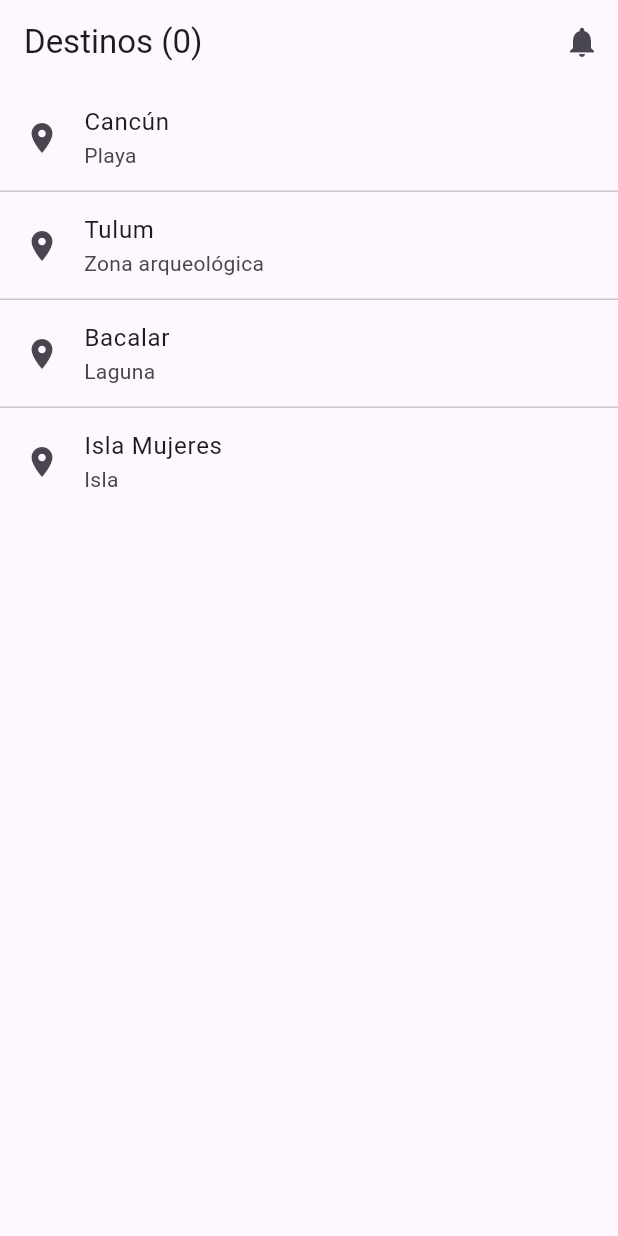
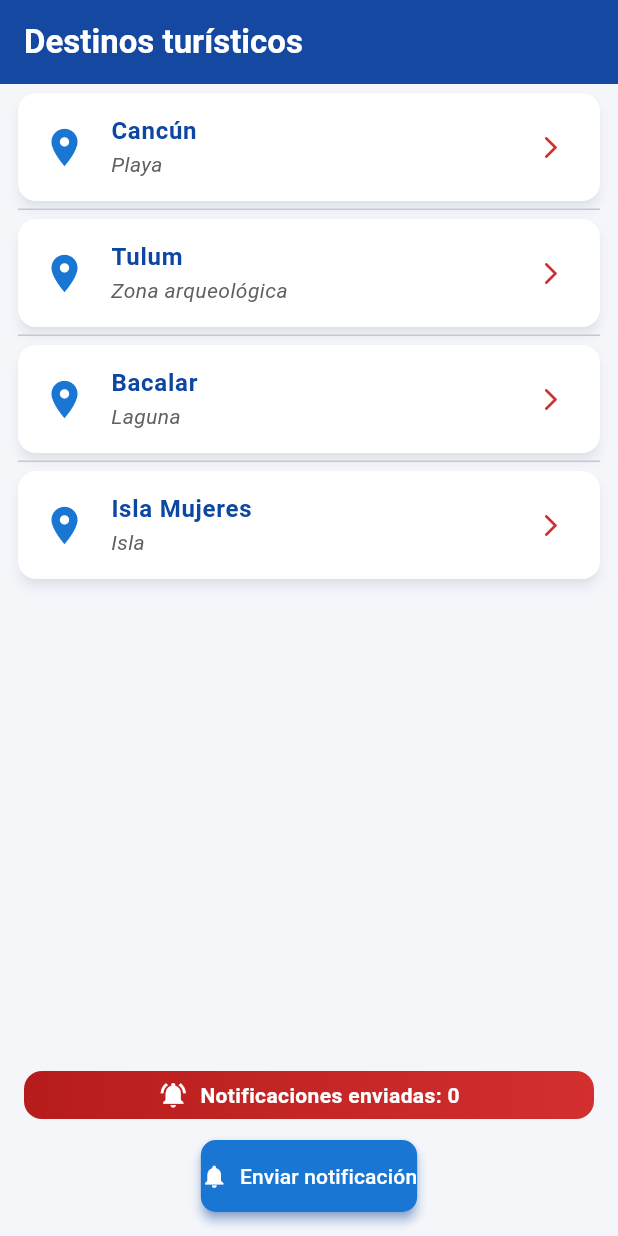
Before and after one commit to Eveyas/turismo_notificaciones, a Flutter app: the screen it shows after launch, on a phone screen of 412 x 824 dp. Run offline on Flutter 3.47's test engine with Material 3 defaults, Android fonts, the phone set to English and light mode, and no system bars; our stand-ins replace flutter_local_notifications, flutter_riverpod, permission_handler.

Commit message:
Se agregan las notificaciones locales

```diff
--- a/lib/app.dart
+++ b/lib/app.dart
@@ -1,5 +1,5 @@
 import 'package:flutter/material.dart';
-import 'features/home/pages/home_page.dart';
+import 'features/pages/home_page.dart';
 
 class TurismoApp extends StatelessWidget {
   const TurismoApp({super.key});
--- a/lib/core/notifications/notification_service.dart
+++ b/lib/core/notifications/notification_service.dart
@@ -1,48 +1,88 @@
+import 'dart:io';
 import 'package:flutter_local_notifications/flutter_local_notifications.dart';
+import 'package:permission_handler/permission_handler.dart';
 
+//Variables de las notificaciones del sistema
 class NotificationService {
-  final FlutterLocalNotificationsPlugin _local =
+  static final FlutterLocalNotificationsPlugin _notificationsPlugin =
       FlutterLocalNotificationsPlugin();
 
-  Future<void> init() async {
-    const androidInit = AndroidInitializationSettings('@mipmap/ic_launcher');
-    const iosInit = DarwinInitializationSettings();
-    const settings = InitializationSettings(android: androidInit, iOS: iosInit);
+  static Future<void> initialize() async {
+    //configuración para inicializar en android
+    const AndroidInitializationSettings initializationSettingsAndroid =
+        AndroidInitializationSettings('@mipmap/ic_launcher');
 
-    await _local.initialize(settings);
+    //configuracion para Ios
+    const DarwinInitializationSettings initializationSettingsDarwin =
+        DarwinInitializationSettings(
+          requestAlertPermission: true,
+          requestBadgePermission: true,
+          requestSoundPermission: true,
+        );
 
-    const channel = AndroidNotificationChannel(
+    //Inicializa el sistema
+    const InitializationSettings initializationSettings =
+        InitializationSettings(
+          android: initializationSettingsAndroid,
+          iOS: initializationSettingsDarwin,
+        );
+
+    await _notificationsPlugin.initialize(initializationSettings);
+
+    // canal de notificaciones en android
+    const AndroidNotificationChannel channel = AndroidNotificationChannel(
       'default_channel',
       'General',
       description: 'Canal de notificaciones generales',
       importance: Importance.high,
     );
 
-    await _local
+    final androidImplementation = _notificationsPlugin
         .resolvePlatformSpecificImplementation<
           AndroidFlutterLocalNotificationsPlugin
-        >()
-        ?.createNotificationChannel(channel);
+        >();
+
+    await androidImplementation?.createNotificationChannel(channel);
+
+    //solicitud de permiso para android (para poder enviar notificaciones locales)
+    if (Platform.isAndroid) {
+      var status = await Permission.notification.status;
+      if (!status.isGranted) {
+        await Permission.notification.request();
+      }
+    }
   }
 
-  Future<void> showLocal({
+  //envia la notificacion local
+  static Future<void> showNotification({
     required String title,
     required String body,
     String? payload,
   }) async {
-    const androidDetails = AndroidNotificationDetails(
-      'default_channel',
-      'General',
-      importance: Importance.high,
-      priority: Priority.high,
+    //definicion de estilos
+    const AndroidNotificationDetails androidDetails =
+        AndroidNotificationDetails(
+          'default_channel',
+          'General',
+          channelDescription: 'Canal de notificaciones generales',
+          importance: Importance.high,
+          priority: Priority.high,
+          playSound: true,
+        );
+
+    const DarwinNotificationDetails iosDetails = DarwinNotificationDetails();
+
+    const NotificationDetails details = NotificationDetails(
+      android: androidDetails,
+      iOS: iosDetails,
     );
-    const iosDetails = DarwinNotificationDetails();
 
-    await _local.show(
+    //muestra la notificación
+    await _notificationsPlugin.show(
       DateTime.now().millisecondsSinceEpoch ~/ 1000,
       title,
       body,
-      const NotificationDetails(android: androidDetails, iOS: iosDetails),
+      details,
       payload: payload,
     );
   }
--- a/lib/features/home/pages/home_page.dart
+++ /dev/null
@@ -1,62 +0,0 @@
-import 'package:flutter/material.dart';
-import 'package:flutter_riverpod/flutter_riverpod.dart';
-import '../providers.dart';
-
-class HomePage extends ConsumerWidget {
-  const HomePage({super.key});
-
-  static const destinos = [
-    {'nombre': 'Cancún', 'tipo': 'Playa'},
-    {'nombre': 'Tulum', 'tipo': 'Zona arqueológica'},
-    {'nombre': 'Bacalar', 'tipo': 'Laguna'},
-    {'nombre': 'Isla Mujeres', 'tipo': 'Isla'},
-  ];
-
-  @override
-  Widget build(BuildContext context, WidgetRef ref) {
-    final badge = ref.watch(badgeCountProvider);
-
-    return Scaffold(
-      appBar: AppBar(
-        title: Text('Destinos ($badge)'),
-        actions: [
-          IconButton(
-            icon: const Icon(Icons.notifications),
-            onPressed: () async {
-              await ref
-                  .read(notificationServiceProvider)
-                  .showLocal(
-                    title: 'Novedad turística',
-                    body: 'Nueva promo en Quintana Roo 🌴',
-                    payload: '/promo',
-                  );
-              ref.read(badgeCountProvider.notifier).state++;
-            },
-          ),
-        ],
-      ),
-      body: ListView.separated(
-        itemCount: destinos.length,
-        separatorBuilder: (_, __) => const Divider(height: 0),
-        itemBuilder: (_, i) {
-          final d = destinos[i];
-          return ListTile(
-            leading: const Icon(Icons.place),
-            title: Text(d['nombre']!),
-            subtitle: Text(d['tipo']!),
-            onTap: () async {
-              await ref
-                  .read(notificationServiceProvider)
-                  .showLocal(
-                    title: 'Explora ${d['nombre']}',
-                    body: 'Descubre ${d['nombre']} (${d['tipo']})',
-                    payload: '/destino/${d['nombre']}',
-                  );
-              ref.read(badgeCountProvider.notifier).state++;
-            },
-          );
-        },
-      ),
-    );
-  }
-}
--- a/lib/features/home/providers.dart
+++ b/lib/features/home/providers.dart
@@ -1,10 +1,3 @@
 import 'package:flutter_riverpod/flutter_riverpod.dart';
-import '../../core/notifications/notification_service.dart';
 
-final notificationServiceProvider = Provider<NotificationService>((ref) {
-  final svc = NotificationService();
-  svc.init();
-  return svc;
-});
-
-final badgeCountProvider = StateProvider<int>((_) => 0);
+final badgeCountProvider = StateProvider<int>((ref) => 0);
--- /dev/null
+++ b/lib/features/pages/home_page.dart
@@ -0,0 +1,173 @@
+import 'package:flutter/material.dart';
+import 'package:flutter_riverpod/flutter_riverpod.dart';
+import '../home/providers.dart';
+import 'package:turismo_notificaciones/core/notifications/notification_service.dart';
+
+//interfaz principal
+class HomePage extends ConsumerWidget {
+  const HomePage({super.key});
+
+  //Lista de destinos
+  static const destinos = [
+    {'nombre': 'Cancún', 'tipo': 'Playa'},
+    {'nombre': 'Tulum', 'tipo': 'Zona arqueológica'},
+    {'nombre': 'Bacalar', 'tipo': 'Laguna'},
+    {'nombre': 'Isla Mujeres', 'tipo': 'Isla'},
+  ];
+
+  @override
+  Widget build(BuildContext context, WidgetRef ref) {
+    final badge = ref.watch(badgeCountProvider);
+
+    return Scaffold(
+      backgroundColor: const Color(0xFFF4F6FA),
+      appBar: AppBar(
+        elevation: 4,
+        backgroundColor: const Color(0xFF0D47A1),
+        title: const Text(
+          'Destinos turísticos',
+          style: TextStyle(fontWeight: FontWeight.bold, color: Colors.white),
+        ),
+      ),
+      body: Column(
+        children: [
+          Expanded(
+            child: ListView.separated(
+              padding: const EdgeInsets.symmetric(horizontal: 12),
+              itemCount: destinos.length,
+              separatorBuilder: (_, __) => const Divider(height: 0),
+              itemBuilder: (_, i) {
+                final d = destinos[i];
+                return Card(
+                  elevation: 3,
+                  color: Colors.white,
+                  shadowColor: Colors.blueGrey.withOpacity(0.2),
+                  shape: RoundedRectangleBorder(
+                    borderRadius: BorderRadius.circular(12),
+                  ),
+                  margin: const EdgeInsets.symmetric(vertical: 6),
+                  child: ListTile(
+                    leading: const Icon(
+                      Icons.place,
+                      color: Color(0xFF1976D2),
+                      size: 30,
+                    ),
+                    title: Text(
+                      d['nombre']!,
+                      style: const TextStyle(
+                        fontWeight: FontWeight.bold,
+                        fontSize: 16,
+                        color: Color(0xFF0D47A1),
+                      ),
+                    ),
+                    subtitle: Text(
+                      d['tipo']!,
+                      style: TextStyle(
+                        color: Colors.grey.shade700,
+                        fontStyle: FontStyle.italic,
+                      ),
+                    ),
+                    trailing: const Icon(
+                      Icons.arrow_forward_ios_rounded,
+                      color: Color(0xFFD32F2F),
+                      size: 18,
+                    ),
+                    onTap: () async {
+                      //envia la notificacion local
+                      await NotificationService.showNotification(
+                        title: 'Explora ${d['nombre']}',
+                        body: 'Descubre ${d['nombre']} (${d['tipo']})',
+                      );
+                      //incrementa el contador
+                      ref.read(badgeCountProvider.notifier).state++;
+                      ScaffoldMessenger.of(context).showSnackBar(
+                        SnackBar(
+                          backgroundColor: const Color(0xFF1976D2),
+                          content: Text(
+                            'Notificación de ${d['nombre']} enviada',
+                            style: const TextStyle(color: Colors.white),
+                          ),
+                          duration: const Duration(seconds: 2),
+                        ),
+                      );
+                    },
+                  ),
+                );
+              },
+            ),
+          ),
+
+          Padding(
+            padding: const EdgeInsets.all(16.0),
+            child: Column(
+              children: [
+                Container(
+                  padding: const EdgeInsets.symmetric(
+                    horizontal: 10,
+                    vertical: 6,
+                  ),
+                  decoration: BoxDecoration(
+                    gradient: const LinearGradient(
+                      colors: [Color(0xFFB71C1C), Color(0xFFD32F2F)],
+                    ),
+                    borderRadius: BorderRadius.circular(12),
+                  ),
+                  child: Row(
+                    mainAxisAlignment: MainAxisAlignment.center,
+                    children: [
+                      const Icon(
+                        Icons.notifications_active,
+                        color: Colors.white,
+                        size: 20,
+                      ),
+                      const SizedBox(width: 8),
+                      Text(
+                        'Notificaciones enviadas: $badge',
+                        style: const TextStyle(
+                          fontWeight: FontWeight.bold,
+                          color: Colors.white,
+                        ),
+                      ),
+                    ],
+                  ),
+                ),
+                const SizedBox(height: 14),
+                ElevatedButton.icon(
+                  icon: const Icon(Icons.notifications),
+                  label: const Text('Enviar notificación'),
+                  style: ElevatedButton.styleFrom(
+                    backgroundColor: const Color(0xFF1976D2), // Azul medio
+                    foregroundColor: Colors.white,
+                    padding: const EdgeInsets.symmetric(vertical: 14),
+                    shape: RoundedRectangleBorder(
+                      borderRadius: BorderRadius.circular(10),
+                    ),
+                    shadowColor: Colors.blueAccent,
+                    elevation: 3,
+                  ),
+                  onPressed: () async {
+                    await NotificationService.showNotification(
+                      title: 'Novedad turística',
+                      body: 'Nueva promo en Quintana Roo',
+                    );
+                    ref.read(badgeCountProvider.notifier).state++;
+                    ScaffoldMessenger.of(context).showSnackBar(
+                      SnackBar(
+                        backgroundColor: const Color(0xFF0D47A1),
+                        content: const Text(
+                          'Notificación enviada',
+                          style: TextStyle(color: Colors.white),
+                        ),
+                        duration: const Duration(seconds: 2),
+                      ),
+                    );
+                  },
+                ),
+              ],
+            ),
+          ),
+        ],
+      ),
+    );
+  }
+}
--- a/lib/main.dart
+++ b/lib/main.dart
@@ -1,8 +1,10 @@
 import 'package:flutter/material.dart';
 import 'package:flutter_riverpod/flutter_riverpod.dart';
 import 'app.dart';
+import 'core/notifications/notification_service.dart';
 
-void main() {
+Future<void> main() async {
   WidgetsFlutterBinding.ensureInitialized();
+  await NotificationService.initialize();
   runApp(const ProviderScope(child: TurismoApp()));
 }
```
Also changed, not shown: pubspec.yaml (+75 -4 lines), pubspec.lock, 2 other files.
